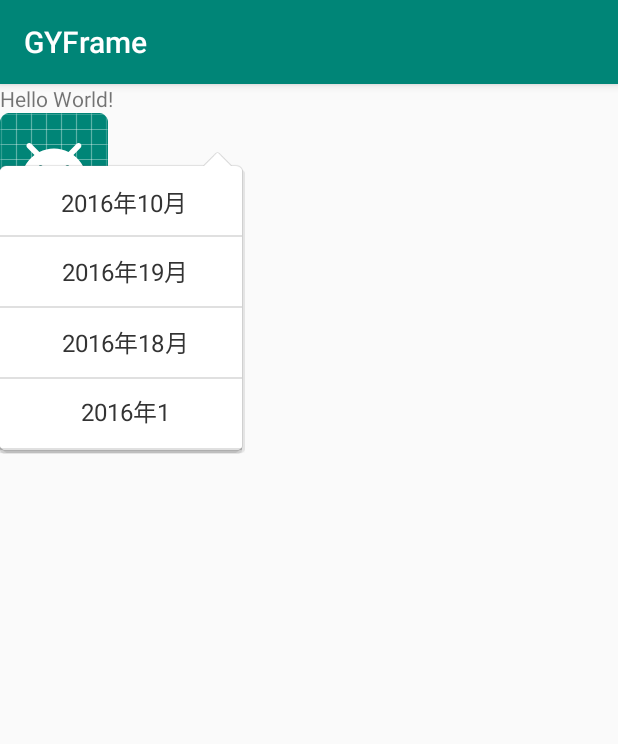
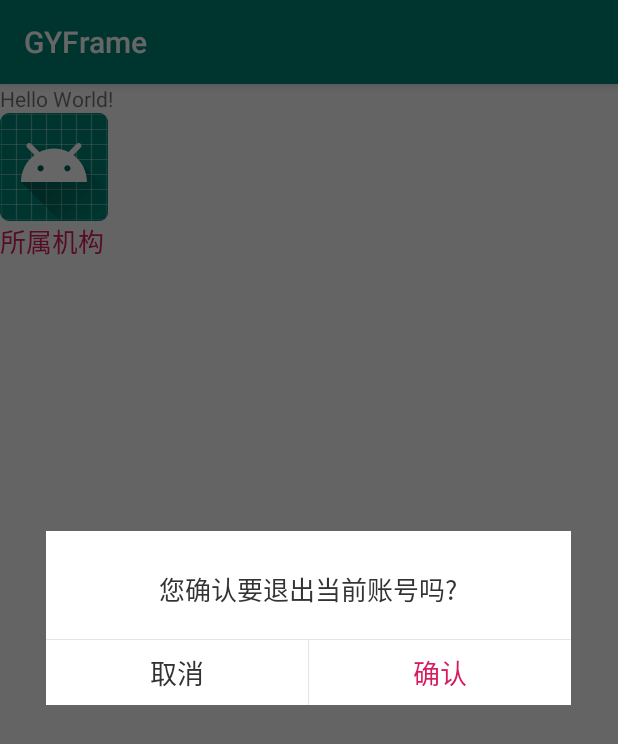
Before and after one commit to GaoYan8/GYFrame, an Android app: the screen it shows after launch (MainActivity), after a tap on "Hello World!", on a phone screen of 412 x 824 dp. Shown: the top 744 px of the screen. Run offline under Robolectric (Android 15) with nearby library versions, the phone set to English and light mode, and no system bars; our stand-ins replace ButterKnife; pictures from the network do not load; 4 statements that could not run were skipped.

Commit message:
===========V1.1.1=========== LARBAlertDialog

```diff
--- a/app/build.gradle
+++ b/app/build.gradle
@@ -7,7 +7,7 @@ android {
         minSdkVersion 16
         targetSdkVersion 28
         versionCode 1
-        versionName "1.1.0"
+        versionName "1.1.1"
         testInstrumentationRunner "android.support.test.runner.AndroidJUnitRunner"
     }
     buildTypes {
--- a/app/src/main/java/com/gy/gyframe/MainActivity.java
+++ b/app/src/main/java/com/gy/gyframe/MainActivity.java
@@ -10,6 +10,7 @@ import android.widget.TextView;
 import com.gy.gylibrary.image.ImageLoaderUtils;
 import com.gy.gylibrary.lpopupmenu.MenuItem;
 import com.gy.gylibrary.lpopupmenu.TopRightMenu;
+import com.gy.gylibrary.view.LARBAlertDialog;
 
 import java.util.ArrayList;
 import java.util.List;
@@ -18,6 +19,9 @@ import butterknife.BindView;
 import butterknife.ButterKnife;
 
 public class MainActivity extends AppCompatActivity {
+
+    //确认退出app
+    private LARBAlertDialog exitDialog;
 
     private TextView mMenuIV;
     private TopRightMenu mRightTopMenu;
@@ -35,7 +39,8 @@ public class MainActivity extends AppCompatActivity {
         mMenuIV.setOnClickListener(new View.OnClickListener() {
             @Override
             public void onClick(View v) {
-                mRightTopMenu.showAsDropDown(mMenuIV, -380, 40);
+                //mRightTopMenu.showAsDropDown(mMenuIV, -380, 40);
+                exitDialog.show();
             }
         });
 
@@ -84,6 +89,20 @@ public class MainActivity extends AppCompatActivity {
         }
 
 
+
+        exitDialog = new LARBAlertDialog(this).builder().setMsg("您确认要退出当前账号吗?")
+                .setPositiveButton("确认", new View.OnClickListener() {
+                    @Override
+                    public void onClick(View view) {
+
+                    }
+                }).setNegativeButton("取消", new View.OnClickListener() {
+                    @Override
+                    public void onClick(View view) {
+                    }
+                }).setTitleTextColor(0,0,R.color.colorAccent);
+
+
     }
 
 }
--- a/gylibrary/build.gradle
+++ b/gylibrary/build.gradle
@@ -13,7 +13,7 @@ android {
         minSdkVersion 16
         targetSdkVersion 28
         versionCode 1
-        versionName "1.1.0"
+        versionName "1.1.1"
 
         testInstrumentationRunner "android.support.test.runner.AndroidJUnitRunner"
 
--- /dev/null
+++ b/gylibrary/src/main/java/com/gy/gylibrary/view/LARBAlertDialog.java
@@ -0,0 +1,265 @@
+package com.gy.gylibrary.view;
+
+import android.app.Dialog;
+import android.content.Context;
+import android.graphics.Color;
+import android.text.TextUtils;
+import android.view.Display;
+import android.view.LayoutInflater;
+import android.view.View;
+import android.view.WindowManager;
+import android.widget.Button;
+import android.widget.CheckBox;
+import android.widget.FrameLayout;
+import android.widget.ImageView;
+import android.widget.LinearLayout;
+import android.widget.TextView;
+
+import com.gy.gylibrary.R;
+
+/**
+ * @author 高炎
+ * @email yan.gao@zarltech.com
+ * @create 2019/1/17
+ * @Describe
+ */
+public class LARBAlertDialog {
+    private Context context;
+    private Dialog dialog;
+    private LinearLayout lLayout_bg;
+    private TextView tvTitle;
+    private TextView tvMsg;
+    private Button btnNeg;
+    private Button btnPos;
+    private ImageView ivLine;
+    private LinearLayout isGroupShow;
+    private CheckBox isGroupDelete;
+    private TextView isGroupDeleteText;
+    private Display display;
+    private boolean showTitle = false;
+    private boolean showMsg = false;
+    private boolean showPosBtn = false;
+    private boolean showNegBtn = false;
+
+    public LARBAlertDialog(Context context) {
+        this.context = context;
+        WindowManager windowManager = (WindowManager) context.getSystemService(Context.WINDOW_SERVICE);
+        display = windowManager.getDefaultDisplay();
+    }
+
+    public LARBAlertDialog builder() {
+        // 获取Dialog布局
+        View view = LayoutInflater.from(context).inflate(R.layout.view_larb_alert_dialog_view, null);
+        // 获取自定义Dialog布局中的控件
+        lLayout_bg = (LinearLayout) view.findViewById(R.id.lLayout_bg);
+        tvTitle = (TextView) view.findViewById(R.id.tv_alert_title);
+        tvTitle.setVisibility(View.GONE);
+        tvMsg = (TextView) view.findViewById(R.id.tv_alert_msg);
+        tvMsg.setVisibility(View.GONE);
+        btnNeg = (Button) view.findViewById(R.id.btn_alert_neg);
+        btnNeg.setVisibility(View.GONE);
+        btnPos = (Button) view.findViewById(R.id.btn_alert_pos);
+        btnPos.setVisibility(View.GONE);
+        ivLine = (ImageView) view.findViewById(R.id.iv_alert_line);
+        ivLine.setVisibility(View.GONE);
+        isGroupShow = (LinearLayout) view.findViewById(R.id.ll_alert_is_group_show);
+        isGroupShow.setVisibility(View.GONE);
+        isGroupDelete = (CheckBox) view.findViewById(R.id.cb_alert_is_group_delete_button);
+        isGroupDeleteText = (TextView) view.findViewById(R.id.tv_alert_is_group_delete_text);
+        // 定义Dialog布局和参数
+        dialog = new Dialog(context, R.style.ViewAlertDialogStyle);
+        dialog.setContentView(view);
+        // 调整dialog背景大小
+        lLayout_bg.setLayoutParams(new FrameLayout.LayoutParams((int) (display.getWidth() * 0.85), LinearLayout.LayoutParams.WRAP_CONTENT));
+        return this;
+    }
+
+    public LARBAlertDialog setTitle(String title) {
+        showTitle = true;
+        if ("".equals(title)) {
+            tvTitle.setText("标题");
+        } else {
+            tvTitle.setText(title);
+        }
+        return this;
+    }
+
+    public LARBAlertDialog setMsg(CharSequence msg) {
+        showMsg = true;
+        if ("".equals(msg)) {
+            tvMsg.setText("内容");
+        } else {
+            tvMsg.setText(msg);
+        }
+        return this;
+    }
+
+    public LARBAlertDialog setCancelable(boolean cancel) {
+        dialog.setCancelable(cancel);
+        return this;
+    }
+
+    public LARBAlertDialog setPositiveButton(String text, final View.OnClickListener listener) {
+        showPosBtn = true;
+        if ("".equals(text)) {
+            btnPos.setText("确定");
+        } else {
+            btnPos.setText(text);
+        }
+        btnPos.setOnClickListener(new View.OnClickListener() {
+            @Override
+            public void onClick(View v) {
+                listener.onClick(v);
+                dialog.dismiss();
+            }
+        });
+        return this;
+    }
+
+    public LARBAlertDialog setNegativeButton(String text, final View.OnClickListener listener) {
+        showNegBtn = true;
+        if ("".equals(text)) {
+            btnNeg.setText("取消");
+        } else {
+            btnNeg.setText(text);
+        }
+        btnNeg.setOnClickListener(new View.OnClickListener() {
+            @Override
+            public void onClick(View v) {
+                listener.onClick(v);
+                dialog.dismiss();
+            }
+        });
+        return this;
+    }
+
+
+    /**
+     * 设置按钮颜色
+     *
+     * @return
+     */
+    public LARBAlertDialog setTitleTextColor(int titleTextColor, int leftButtonTextColor, int rightButtonTextColor) {
+        if (0 != titleTextColor) {
+            tvTitle.setTextColor(context.getResources().getColor(titleTextColor));
+        }
+        if (0 != leftButtonTextColor) {
+            btnNeg.setTextColor(context.getResources().getColor(leftButtonTextColor));
+        }
+        if (0 != rightButtonTextColor) {
+            btnPos.setTextColor(context.getResources().getColor(rightButtonTextColor));
+        }
+        return this;
+    }
+
+    public LARBAlertDialog setTitleTextColor(String titleTextColor, String leftButtonTextColor, String rightButtonTextColor) {
+        if (!TextUtils.isEmpty(titleTextColor)) {
+            tvTitle.setTextColor(Color.parseColor(titleTextColor));
+        }
+        if (!TextUtils.isEmpty(leftButtonTextColor)) {
+            btnNeg.setTextColor(Color.parseColor(leftButtonTextColor));
+        }
+        if (!TextUtils.isEmpty(rightButtonTextColor)) {
+            btnPos.setTextColor(Color.parseColor(rightButtonTextColor));
+        }
+        return this;
+    }
+
+
+    private void setLayout() {
+        if (!showTitle && !showMsg) {
+            tvTitle.setText("提示");
+            tvTitle.setVisibility(View.VISIBLE);
+        }
+        if (showTitle) {
+            tvTitle.setVisibility(View.VISIBLE);
+        }
+        if (showMsg) {
+            tvMsg.setVisibility(View.VISIBLE);
+        }
+        if (!showPosBtn && !showNegBtn) {
+            btnPos.setText("确定");
+            btnPos.setVisibility(View.VISIBLE);
+            btnPos.setBackgroundResource(R.drawable.bg_alert_dialog_single_selector);
+            btnPos.setOnClickListener(new View.OnClickListener() {
+                @Override
+                public void onClick(View v) {
+                    dialog.dismiss();
+                }
+            });
+        }
+        if (showPosBtn && showNegBtn) {
+            btnPos.setVisibility(View.VISIBLE);
+            btnPos.setBackgroundResource(R.drawable.bg_alert_dialog_right_selector);
+            btnNeg.setVisibility(View.VISIBLE);
+            btnNeg.setBackgroundResource(R.drawable.bg_alert_dialog_left_selector);
+            ivLine.setVisibility(View.VISIBLE);
+        }
+        if (showPosBtn && !showNegBtn) {
+            btnPos.setVisibility(View.VISIBLE);
+            btnPos.setBackgroundResource(R.drawable.bg_alert_dialog_single_selector);
+        }
+        if (!showPosBtn && showNegBtn) {
+            btnNeg.setVisibility(View.VISIBLE);
+            btnNeg.setBackgroundResource(R.drawable.bg_alert_dialog_single_selector);
+        }
+    }
+
+    public LARBAlertDialog show() {
+        setLayout();
+        dialog.show();
+        return this;
+    }
+
+
+    public boolean isShowing() {
+        if (null != dialog) {
+            return dialog.isShowing();
+        }
+        return false;
+    }
+
+
+    /**
+     * 隐藏
+     *
+     * @return
+     */
+    public LARBAlertDialog cancel() {
+        dialog.cancel();
+        return this;
+    }
+
+    /**
+     * 是否显示  额外功能
+     *
+     * @return
+     */
+    public LARBAlertDialog isShowProjectDelete(String title) {
+        isGroupDeleteText.setText(title);
+        isGroupShow.setVisibility(View.VISIBLE);
+        return this;
+    }
+
+
+    /**
+     * 返回用户选择的选择状态
+     *
+     * @return
+     */
+    public boolean isChecked() {
+        return isGroupDelete.isChecked();
+    }
+
+    /**
+     * 设置用户按压行为
+     *
+     * @param cancelableTouch
+     * @param cancelable
+     */
+    public void cancelableTouch(boolean cancelableTouch, boolean cancelable) {
+        dialog.setCanceledOnTouchOutside(cancelableTouch);
+        dialog.setCancelable(cancelable);// 不可以用“返回键”取消
+
+    }
+}
--- /dev/null
+++ b/gylibrary/src/main/res/drawable/bg_alert_dialog_left_selector.xml
@@ -0,0 +1,7 @@
+<?xml version="1.0" encoding="utf-8"?>
+<selector xmlns:android="http://schemas.android.com/apk/res/android">
+
+    <item android:drawable="@drawable/alert_btn_left_pressed" android:state_pressed="true"/>
+    <item android:drawable="@drawable/alert_trans_bg"/>
+
+</selector>
--- /dev/null
+++ b/gylibrary/src/main/res/drawable/bg_alert_dialog_right_selector.xml
@@ -0,0 +1,7 @@
+<?xml version="1.0" encoding="utf-8"?>
+<selector xmlns:android="http://schemas.android.com/apk/res/android">
+
+    <item android:drawable="@drawable/alert_btn_right_pressed" android:state_pressed="true"/>
+    <item android:drawable="@drawable/alert_trans_bg"/>
+
+</selector>
--- /dev/null
+++ b/gylibrary/src/main/res/drawable/bg_alert_dialog_single_selector.xml
@@ -0,0 +1,7 @@
+<?xml version="1.0" encoding="utf-8"?>
+<selector xmlns:android="http://schemas.android.com/apk/res/android">
+
+    <item android:drawable="@drawable/alert_btn_single_pressed" android:state_pressed="true"/>
+    <item android:drawable="@drawable/alert_trans_bg"/>
+
+</selector>
--- /dev/null
+++ b/gylibrary/src/main/res/layout/view_larb_alert_dialog_view.xml
@@ -0,0 +1,95 @@
+<?xml version="1.0" encoding="utf-8"?>
+<LinearLayout xmlns:android="http://schemas.android.com/apk/res/android"
+    android:id="@+id/lLayout_bg"
+    android:layout_width="match_parent"
+    android:layout_height="wrap_content"
+    android:background="@android:color/white"
+    android:orientation="vertical">
+
+    <TextView
+        android:id="@+id/tv_alert_title"
+        android:layout_width="match_parent"
+        android:layout_height="wrap_content"
+        android:layout_marginLeft="15dp"
+        android:layout_marginRight="15dp"
+        android:layout_marginTop="15dp"
+        android:gravity="center"
+        android:textColor="@color/color_black"
+        android:textSize="18sp" />
+
+    <TextView
+        android:id="@+id/tv_alert_msg"
+        android:layout_width="match_parent"
+        android:layout_height="wrap_content"
+        android:layout_marginLeft="15dp"
+        android:layout_marginRight="15dp"
+        android:layout_marginTop="15dp"
+        android:gravity="center"
+        android:paddingBottom="10dp"
+        android:paddingTop="10dp"
+        android:textColor="@color/color_font_gray_a1"
+        android:textSize="17sp" />
+
+    <LinearLayout
+        android:id="@+id/ll_alert_is_group_show"
+        android:layout_width="match_parent"
+        android:layout_height="wrap_content"
+        android:gravity="center"
+        android:orientation="horizontal">
+
+        <!--android:background="@drawable/is_group_item_selector"-->
+        <CheckBox
+            android:id="@+id/cb_alert_is_group_delete_button"
+            android:layout_width="26dp"
+            android:layout_height="26dp"
+            android:button="@null"
+            android:checked="true" />
+
+        <TextView
+            android:id="@+id/tv_alert_is_group_delete_text"
+            android:layout_width="wrap_content"
+            android:layout_height="wrap_content"
+            android:layout_marginLeft="8dp"
+            android:textSize="14sp" />
+    </LinearLayout>
+
+    <ImageView
+        android:layout_width="match_parent"
+        android:layout_height="0.5dp"
+        android:layout_marginTop="10dp"
+        android:background="@color/color_light_gray_b14" />
+
+    <LinearLayout
+        android:layout_width="match_parent"
+        android:layout_height="wrap_content"
+        android:orientation="horizontal">
+
+        <Button
+            android:id="@+id/btn_alert_neg"
+            android:layout_width="0dp"
+            android:layout_height="43dp"
+            android:layout_weight="1"
+            android:background="@android:color/white"
+            android:gravity="center"
+            android:textColor="@color/color_font_gray_a1"
+            android:textSize="18sp" />
+
+        <ImageView
+            android:id="@+id/iv_alert_line"
+            android:layout_width="0.5dp"
+            android:layout_height="43dp"
+            android:layout_weight="0"
+            android:background="@color/color_light_gray_b14" />
+
+        <Button
+            android:id="@+id/btn_alert_pos"
+            android:layout_width="0dp"
+            android:layout_height="43dp"
+            android:layout_weight="1"
+            android:background="@android:color/white"
+            android:gravity="center"
+            android:textColor="@color/color_font_gray_a1"
+            android:textSize="18sp" />
+    </LinearLayout>
+
+</LinearLayout>
--- /dev/null
+++ b/gylibrary/src/main/res/values/colors.xml
@@ -0,0 +1,7 @@
+<?xml version="1.0" encoding="utf-8"?>
+<resources>
+
+    <color name="color_black">#000000</color>
+    <color name="color_font_gray_a1">#333333</color>
+    <color name="color_light_gray_b14">#e4e4e4</color>
+</resources>
--- a/gylibrary/src/main/res/values/styles.xml
+++ b/gylibrary/src/main/res/values/styles.xml
@@ -14,4 +14,16 @@
         <attr name="leftSwipe" format="boolean"/>
     </declare-styleable>
 
+
+    <!-- 自定义的LARBAlertDialog的样式 -->
+    <style name="ViewAlertDialogStyle" parent="@android:style/Theme.Dialog">
+        <item name="android:windowBackground">@android:color/transparent</item>
+        <item name="android:windowContentOverlay">@null</item>
+        <item name="android:windowIsFloating">true</item>
+        <item name="android:windowFrame">@null</item>
+        <item name="android:backgroundDimEnabled">true</item>
+        <item name="android:windowNoTitle">true</item>
+        <item name="android:windowIsTranslucent">true</item>
+    </style>
+
 </resources>
```
Also changed, not shown: gylibrary/src/main/res/drawable-hdpi/alert_btn_left_pressed.9.png (added), gylibrary/src/main/res/drawable-hdpi/alert_btn_right_pressed.9.png (added), gylibrary/src/main/res/drawable-hdpi/alert_btn_single_pressed.9.png (added), gylibrary/src/main/res/drawable-hdpi/alert_trans_bg.png (added).
